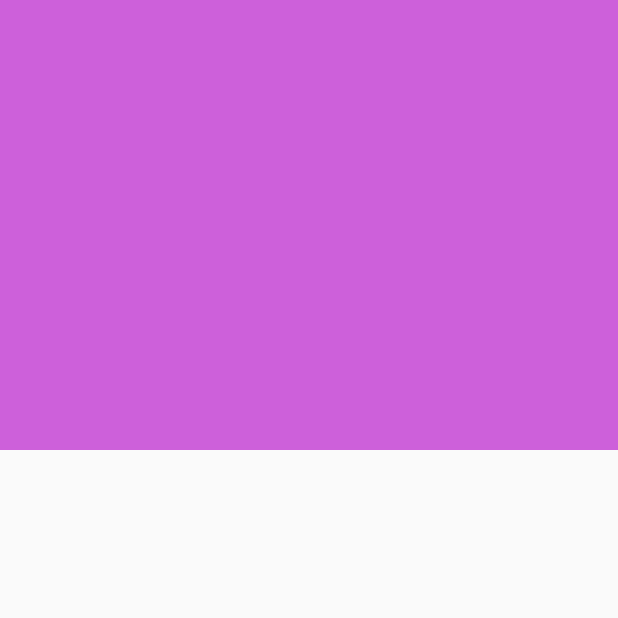
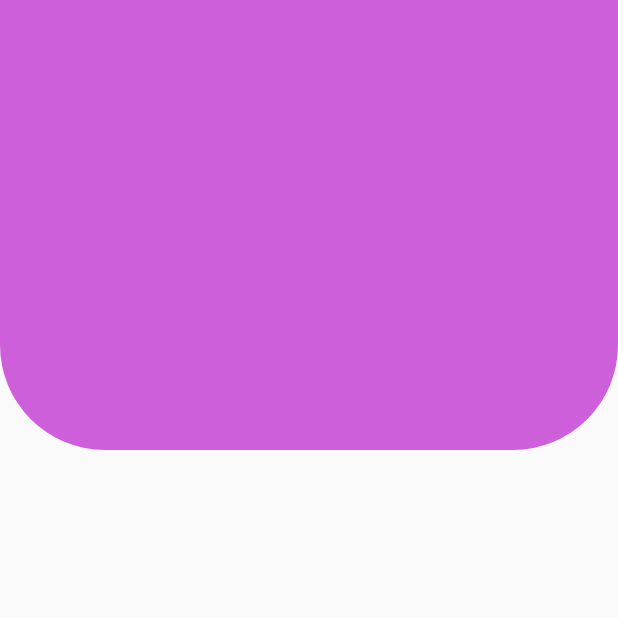
Before and after one commit to SamaritanoDev/flutterDisenosAnimaciones, a Flutter app: the screen it shows after launch, on a phone screen of 412 x 824 dp, the top half of it. Run offline on Flutter 3.47's test engine with Material 2 defaults, Android fonts, the light colour scheme and no system bars.

Commit message:
pelda de pantalla com bordes redondos

```diff
--- a/apppapeldeparede/lib/main.dart
+++ b/apppapeldeparede/lib/main.dart
@@ -9,6 +9,7 @@ class MyApp extends StatelessWidget {
   @override
   Widget build(BuildContext context) {
     return MaterialApp(
+      debugShowCheckedModeBanner: false,
       title: 'Headers',
       theme: ThemeData(
         primarySwatch: Colors.deepPurple,
--- a/apppapeldeparede/lib/src/pages/header_page.dart
+++ b/apppapeldeparede/lib/src/pages/header_page.dart
@@ -7,7 +7,7 @@ class HeadersPage extends StatelessWidget {
   @override
   Widget build(BuildContext context) {
     return Scaffold(
-      body: HeaderSquare(),
+      body: HeaderBorderRedondeados(),
     );
   }
 }
--- a/apppapeldeparede/lib/src/widgets/headers.dart
+++ b/apppapeldeparede/lib/src/widgets/headers.dart
@@ -1,7 +1,6 @@
 import 'package:flutter/material.dart';
 
 class HeaderSquare extends StatelessWidget {
-
   @override
   Widget build(BuildContext context) {
     return Container(
@@ -10,3 +9,18 @@ class HeaderSquare extends StatelessWidget {
     );
   }
 }
+
+class HeaderBorderRedondeados extends StatelessWidget {
+  @override
+  Widget build(BuildContext context) {
+    return Container(
+        height: 300,
+        decoration: BoxDecoration(
+          borderRadius: BorderRadius.only(
+            bottomLeft: Radius.circular(70),
+            bottomRight: Radius.circular(70),
+          ),
+          color: Color(0xffCD60DA),
+        ));
+  }
+}
```
